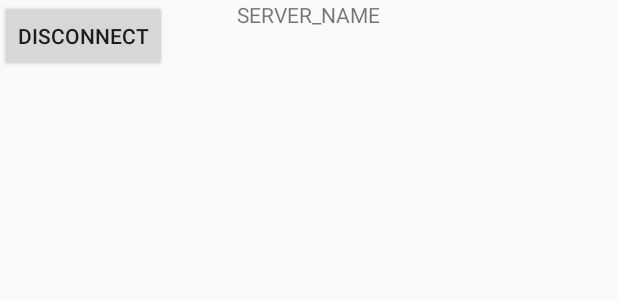
After one commit to Kapcode/Kapcode-Network-Communication, an Android app: the layout activity_connected.xml on its own in the app's theme, with its tools: preview values and no code run, on a phone screen of 412 x 824 dp. The commit adds this screen. Shown: the top 300 px of the screen. Run offline under Robolectric (Android 15) with nearby library versions, the phone set to English and light mode, and no system bars.

Commit message:
-added new activity 'ConnectedActivity' to dump user into once connected to server (MyWifiEventHandler.ClientOnHandshakeSuccess). -disconnect button disconnects WifiClient, -MyWifiEventHandler onDisconnect kills ConnectedActivity

```diff
--- a/app/src/main/AndroidManifest.xml
+++ b/app/src/main/AndroidManifest.xml
@@ -5,6 +5,7 @@
     <uses-permission android:name="android.permission.ACCESS_NETWORK_STATE" />
     <uses-permission android:name="android.permission.ACCESS_WIFI_STATE" />
     <uses-permission android:name="android.permission.INTERNET" />
+
     <application
         android:allowBackup="true"
         android:icon="@mipmap/ic_launcher"
@@ -12,7 +13,10 @@
         android:roundIcon="@mipmap/ic_launcher_round"
         android:supportsRtl="true"
         android:theme="@style/AppTheme">
-        <activity android:name=".MainActivity"
+        <activity android:name=".ConnectedActivity"
+            android:configChanges="keyboardHidden|orientation|screenSize"></activity>
+        <activity
+            android:name=".MainActivity"
             android:configChanges="keyboardHidden|orientation|screenSize">
             <intent-filter>
                 <action android:name="android.intent.action.MAIN" />
--- a/app/src/main/java/com/gmail/eatlinux/kapcodenetworkcommunication/MainActivity.java
+++ b/app/src/main/java/com/gmail/eatlinux/kapcodenetworkcommunication/MainActivity.java
@@ -2,6 +2,7 @@ package com.gmail.eatlinux.kapcodenetworkcommunication;
 
 import androidx.appcompat.app.AppCompatActivity;
 
+import android.content.Context;
 import android.net.ConnectivityManager;
 import android.net.NetworkInfo;
 import android.net.wifi.WifiManager;
@@ -118,4 +119,6 @@ public class MainActivity extends AppCompatActivity {
     }
 
 
+
+
 }
--- /dev/null
+++ b/app/src/main/res/layout/activity_connected.xml
@@ -0,0 +1,23 @@
+<?xml version="1.0" encoding="utf-8"?>
+<RelativeLayout xmlns:android="http://schemas.android.com/apk/res/android"
+    xmlns:app="http://schemas.android.com/apk/res-auto"
+    xmlns:tools="http://schemas.android.com/tools"
+    android:layout_width="match_parent"
+    android:layout_height="match_parent"
+    tools:context=".ConnectedActivity">
+
+    <Button
+        android:id="@+id/button"
+        android:layout_width="wrap_content"
+        android:layout_height="wrap_content"
+        android:onClick="disconnect"
+        android:text="Disconnect" />
+
+    <TextView
+        android:id="@+id/serverNameTextView"
+        android:layout_width="wrap_content"
+        android:layout_height="wrap_content"
+        android:layout_alignParentTop="true"
+        android:layout_centerHorizontal="true"
+        android:text="SERVER_NAME" />
+</RelativeLayout>
```
Also changed, not shown: app/src/main/java/com/gmail/eatlinux/kapcodenetworkcommunication/ConnectedActivity.java (added, +38 -0 lines), app/src/main/java/com/gmail/eatlinux/kapcodenetworkcommunication/MyWifiEventHandler.java (+18 -1 lines).
